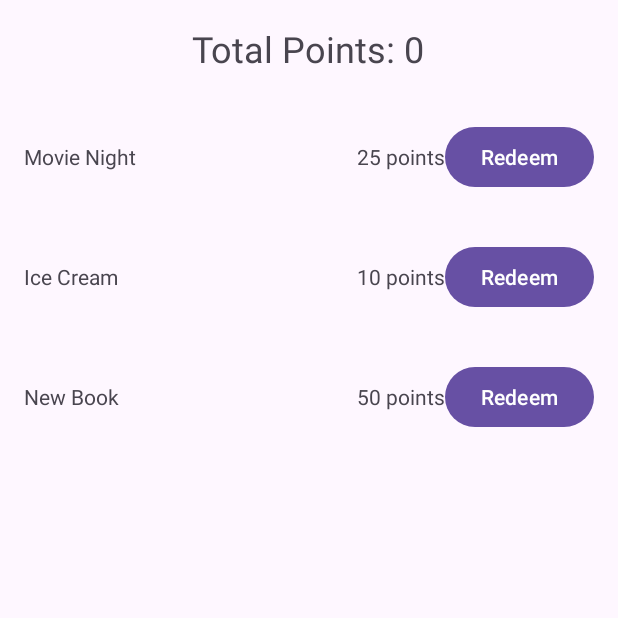
After one commit to NickSanft/TooDo, an Android app: the fragment PrizesFragment shown on its own in the app's theme, on a phone screen of 412 x 824 dp, the top half of it. The commit adds this screen. Run offline under Robolectric (Android 15) with nearby library versions, the phone set to English and light mode, and no system bars; our stand-ins replace Room's generated code.

Commit message:
Added Prizes!

```diff
--- a/app/src/main/java/com/divora/toodo/MainActivity.kt
+++ b/app/src/main/java/com/divora/toodo/MainActivity.kt
@@ -34,7 +34,8 @@ class MainActivity : AppCompatActivity() {
         TabLayoutMediator(tabLayout, viewPager) { tab, position ->
             tab.text = when (position) {
                 0 -> "Active"
-                else -> "Completed"
+                1 -> "Completed"
+                else -> "Prizes"
             }
         }.attach()
 
--- /dev/null
+++ b/app/src/main/java/com/divora/toodo/Prize.kt
@@ -0,0 +1,6 @@
+package com.divora.toodo
+
+data class Prize(
+    val name: String,
+    val cost: Int
+)
--- /dev/null
+++ b/app/src/main/java/com/divora/toodo/PrizesAdapter.kt
@@ -0,0 +1,43 @@
+package com.divora.toodo
+
+import android.view.LayoutInflater
+import android.view.View
+import android.view.ViewGroup
+import android.widget.Button
+import android.widget.TextView
+import androidx.recyclerview.widget.RecyclerView
+
+class PrizesAdapter(
+    private val prizes: List<Prize>,
+    private val onRedeemClicked: (Prize) -> Unit
+) : RecyclerView.Adapter<PrizesAdapter.PrizeViewHolder>() {
+
+    override fun onCreateViewHolder(parent: ViewGroup, viewType: Int):
+            PrizeViewHolder {
+        val view = LayoutInflater.from(parent.context)
+            .inflate(R.layout.list_item_prize, parent, false)
+        return PrizeViewHolder(view)
+    }
+
+    override fun onBindViewHolder(holder: PrizeViewHolder, position: Int) {
+        val prize = prizes[position]
+        holder.bind(prize, onRedeemClicked)
+    }
+
+    override fun getItemCount(): Int = prizes.size
+
+    class PrizeViewHolder(itemView: View) : RecyclerView.ViewHolder(itemView) {
+        private val prizeNameView: TextView = itemView.findViewById(R.id.prize_name)
+        private val prizeCostView: TextView = itemView.findViewById(R.id.prize_cost)
+        private val redeemButton: Button = itemView.findViewById(R.id.redeem_button)
+
+        fun bind(prize: Prize, onRedeemClicked: (Prize) -> Unit) {
+            prizeNameView.text = prize.name
+            prizeCostView.text = "${prize.cost} points"
+            redeemButton.contentDescription = "Redeem prize: ${prize.name}"
+            redeemButton.setOnClickListener {
+                onRedeemClicked(prize)
+            }
+        }
+    }
+}
--- /dev/null
+++ b/app/src/main/java/com/divora/toodo/PrizesFragment.kt
@@ -0,0 +1,74 @@
+package com.divora.toodo
+
+import android.os.Bundle
+import android.view.LayoutInflater
+import android.view.View
+import android.view.ViewGroup
+import androidx.appcompat.app.AlertDialog
+import androidx.fragment.app.Fragment
+import androidx.lifecycle.ViewModelProvider
+import androidx.recyclerview.widget.LinearLayoutManager
+import com.divora.toodo.databinding.FragmentPrizesBinding
+
+class PrizesFragment : Fragment() {
+
+    private var _binding: FragmentPrizesBinding? = null
+    private val binding get() = _binding!!
+
+    private lateinit var taskViewModel: TaskViewModel
+
+    override fun onCreateView(
+        inflater: LayoutInflater,
+        container: ViewGroup?,
+        savedInstanceState: Bundle?
+    ): View {
+        _binding = FragmentPrizesBinding.inflate(inflater, container, false)
+        return binding.root
+    }
+
+    override fun onViewCreated(view: View, savedInstanceState: Bundle?) {
+        super.onViewCreated(view, savedInstanceState)
+
+        taskViewModel = ViewModelProvider(requireActivity()).get(TaskViewModel::class.java)
+
+        val prizes = listOf(
+            Prize("Movie Night", 25),
+            Prize("Ice Cream", 10),
+            Prize("New Book", 50)
+        )
+
+        val adapter = PrizesAdapter(prizes) { prize ->
+            showRedeemConfirmationDialog(prize)
+        }
+
+        binding.prizesList.adapter = adapter
+        binding.prizesList.layoutManager = LinearLayoutManager(context)
+
+        taskViewModel.totalPoints.observe(viewLifecycleOwner) {
+            points -> binding.totalPointsText.text = "Total Points: ${points ?: 0}"
+        }
+    }
+
+    private fun showRedeemConfirmationDialog(prize: Prize) {
+        AlertDialog.Builder(requireContext())
+            .setTitle("Redeem Prize")
+            .setMessage("Are you sure you want to redeem \"${prize.name}\" for ${prize.cost} points?")
+            .setPositiveButton("Redeem") { _, _ ->
+                val redeemedTask = Task(
+                    title = "Redeemed: ${prize.name}",
+                    difficulty = "",
+                    points = -prize.cost,
+                    isCompleted = true,
+                    completedAt = System.currentTimeMillis()
+                )
+                taskViewModel.insert(redeemedTask)
+            }
+            .setNegativeButton("Cancel", null)
+            .show()
+    }
+
+    override fun onDestroyView() {
+        super.onDestroyView()
+        _binding = null
+    }
+}
--- a/app/src/main/java/com/divora/toodo/ViewPagerAdapter.kt
+++ b/app/src/main/java/com/divora/toodo/ViewPagerAdapter.kt
@@ -6,12 +6,13 @@ import androidx.viewpager2.adapter.FragmentStateAdapter
 
 class ViewPagerAdapter(activity: FragmentActivity) : FragmentStateAdapter(activity) {
 
-    override fun getItemCount(): Int = 2
+    override fun getItemCount(): Int = 3
 
     override fun createFragment(position: Int): Fragment {
         return when (position) {
             0 -> TaskListFragment.newInstance(isCompleted = false)
-            else -> TaskListFragment.newInstance(isCompleted = true)
+            1 -> TaskListFragment.newInstance(isCompleted = true)
+            else -> PrizesFragment()
         }
     }
 }
--- /dev/null
+++ b/app/src/main/res/layout/fragment_prizes.xml
@@ -0,0 +1,23 @@
+<?xml version="1.0" encoding="utf-8"?>
+<LinearLayout xmlns:android="http://schemas.android.com/apk/res/android"
+    android:layout_width="match_parent"
+    android:layout_height="match_parent"
+    android:orientation="vertical">
+
+    <TextView
+        android:id="@+id/total_points_text"
+        android:layout_width="wrap_content"
+        android:layout_height="wrap_content"
+        android:layout_gravity="center_horizontal"
+        android:layout_marginTop="16dp"
+        android:text="Total Points: 0"
+        android:textSize="24sp" />
+
+    <androidx.recyclerview.widget.RecyclerView
+        android:id="@+id/prizes_list"
+        android:layout_width="match_parent"
+        android:layout_height="0dp"
+        android:layout_weight="1"
+        android:layout_marginTop="16dp" />
+
+</LinearLayout>
--- /dev/null
+++ b/app/src/main/res/layout/list_item_prize.xml
@@ -0,0 +1,27 @@
+<?xml version="1.0" encoding="utf-8"?>
+<LinearLayout xmlns:android="http://schemas.android.com/apk/res/android"
+    android:layout_width="match_parent"
+    android:layout_height="wrap_content"
+    android:orientation="horizontal"
+    android:padding="16dp">
+
+    <TextView
+        android:id="@+id/prize_name"
+        android:layout_width="0dp"
+        android:layout_height="wrap_content"
+        android:layout_weight="1"
+        android:text="Prize Name" />
+
+    <TextView
+        android:id="@+id/prize_cost"
+        android:layout_width="wrap_content"
+        android:layout_height="wrap_content"
+        android:text="0 points" />
+
+    <Button
+        android:id="@+id/redeem_button"
+        android:layout_width="wrap_content"
+        android:layout_height="wrap_content"
+        android:text="Redeem" />
+
+</LinearLayout>
```
Also changed, not shown: 1 other file.
